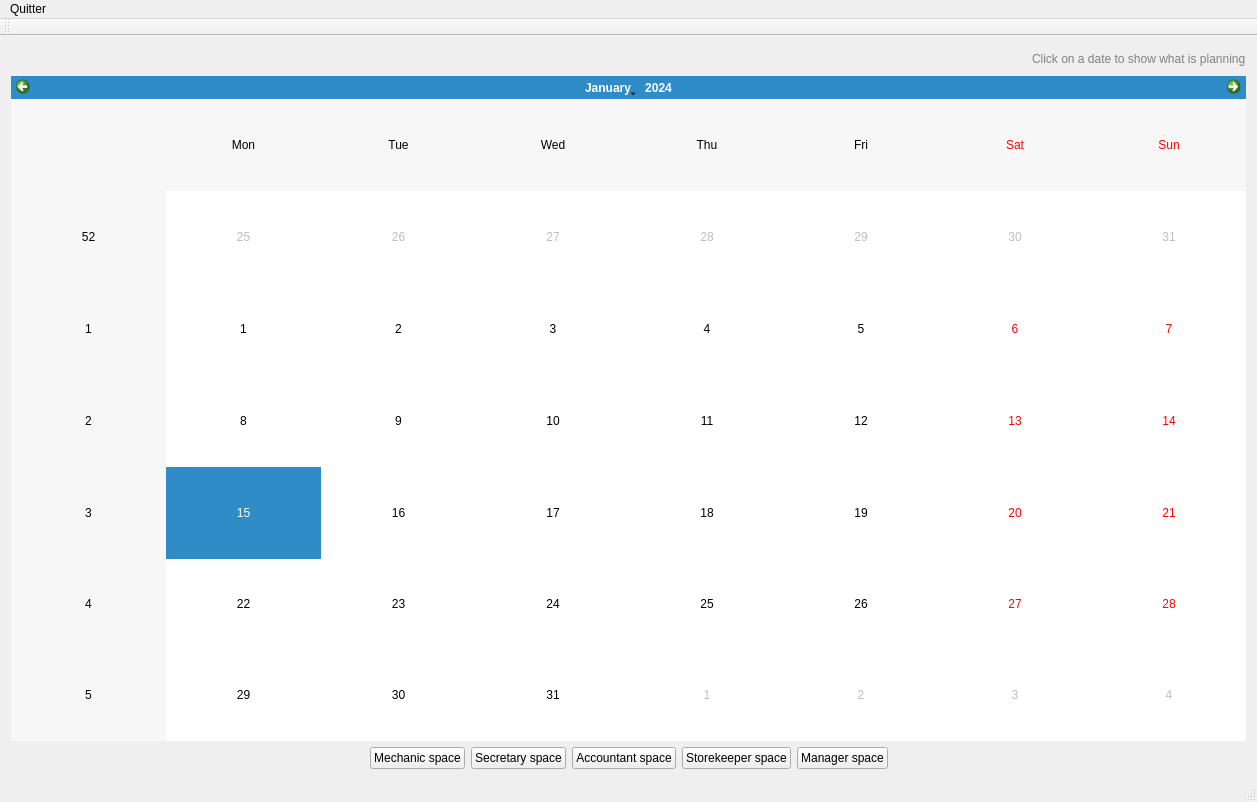
First picture: the form in reparationGarage/mainwindow.ui, repository EquipeNord/reparationVroumVroum, before the edit.
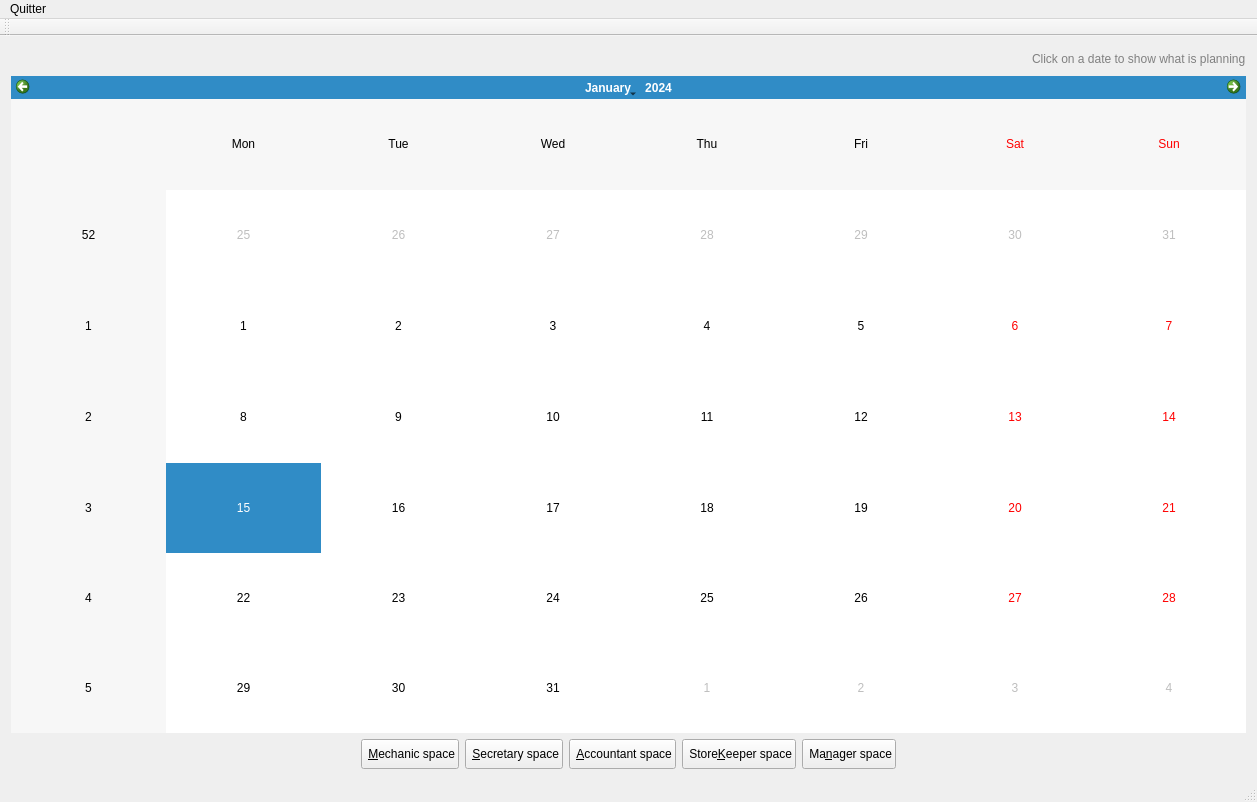
Second picture: the form after the edit. Icons and pictures are not drawn.

```diff
--- a/reparationGarage/mainwindow.ui
+++ b/reparationGarage/mainwindow.ui
@@ -77,36 +77,116 @@
       </item>
       <item>
        <widget class="QPushButton" name="pushButtonMecanicien">
+        <property name="minimumSize">
+         <size>
+          <width>0</width>
+          <height>30</height>
+         </size>
+        </property>
         <property name="text">
-         <string>Mechanic space</string>
+         <string> &amp;Mechanic space</string>
+        </property>
+        <property name="icon">
+         <iconset resource="images.qrc">
+          <normaloff>:/icons/mechanic.png</normaloff>:/icons/mechanic.png</iconset>
+        </property>
+        <property name="iconSize">
+         <size>
+          <width>22</width>
+          <height>22</height>
+         </size>
         </property>
        </widget>
       </item>
       <item>
        <widget class="QPushButton" name="pushButtonSecretaire">
+        <property name="minimumSize">
+         <size>
+          <width>0</width>
+          <height>30</height>
+         </size>
+        </property>
         <property name="text">
-         <string>Secretary space</string>
+         <string> &amp;Secretary space</string>
+        </property>
+        <property name="icon">
+         <iconset resource="images.qrc">
+          <normaloff>:/icons/secretary.png</normaloff>:/icons/secretary.png</iconset>
+        </property>
+        <property name="iconSize">
+         <size>
+          <width>22</width>
+          <height>22</height>
+         </size>
         </property>
        </widget>
       </item>
       <item>
        <widget class="QPushButton" name="pushButtonComptable">
+        <property name="minimumSize">
+         <size>
+          <width>0</width>
+          <height>30</height>
+         </size>
+        </property>
         <property name="text">
-         <string>Accountant space</string>
+         <string> &amp;Accountant space</string>
+        </property>
+        <property name="icon">
+         <iconset resource="images.qrc">
+          <normaloff>:/icons/accounting.png</normaloff>:/icons/accounting.png</iconset>
+        </property>
+        <property name="iconSize">
+         <size>
+          <width>20</width>
+          <height>20</height>
+         </size>
         </property>
        </widget>
       </item>
       <item>
        <widget class="QPushButton" name="pushButtonMagasinier">
+        <property name="minimumSize">
+         <size>
+          <width>0</width>
+          <height>30</height>
+         </size>
+        </property>
         <property name="text">
-         <string>Storekeeper space</string>
+         <string> Store&amp;Keeper space</string>
+        </property>
+        <property name="icon">
+         <iconset resource="images.qrc">
+          <normaloff>:/icons/work.png</normaloff>:/icons/work.png</iconset>
+        </property>
+        <property name="iconSize">
+         <size>
+          <width>22</width>
+          <height>22</height>
+         </size>
         </property>
        </widget>
       </item>
       <item>
        <widget class="QPushButton" name="pushButtonDirecteur">
+        <property name="minimumSize">
+         <size>
+          <width>0</width>
+          <height>30</height>
+         </size>
+        </property>
         <property name="text">
-         <string>Manager space</string>
+         <string> Ma&amp;nager space</string>
+        </property>
+        <property name="icon">
+         <iconset resource="images.qrc">
+          <normaloff>:/icons/manager(1).png</normaloff>:/icons/manager(1).png</iconset>
+        </property>
+        <property name="iconSize">
+         <size>
+          <width>20</width>
+          <height>20</height>
+         </size>
         </property>
        </widget>
       </item>
```
Left out of the diff: 6 changed lines with no effect on the pictures.
